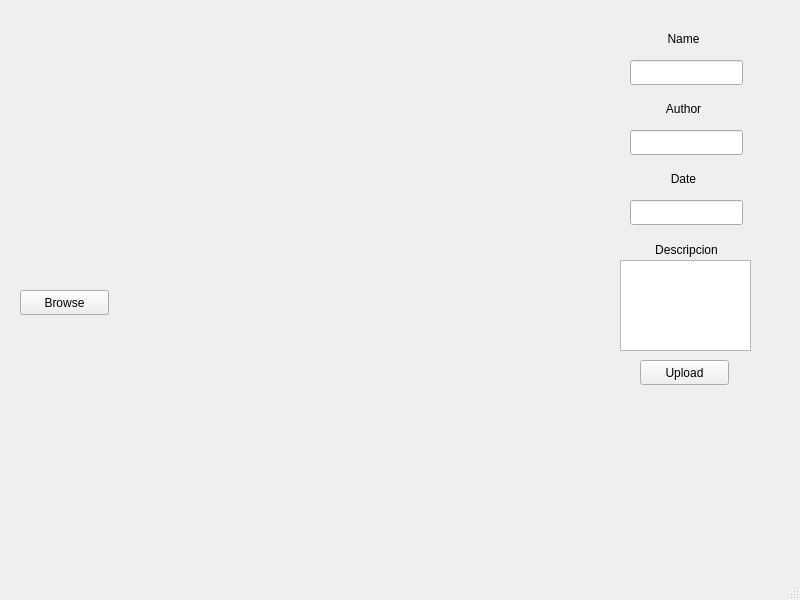
Qt form ClientGUI/ClientGUI/ClientApplication/actionswindow.ui (JonDGS/TheIndestructibleLibrary) before a commit.
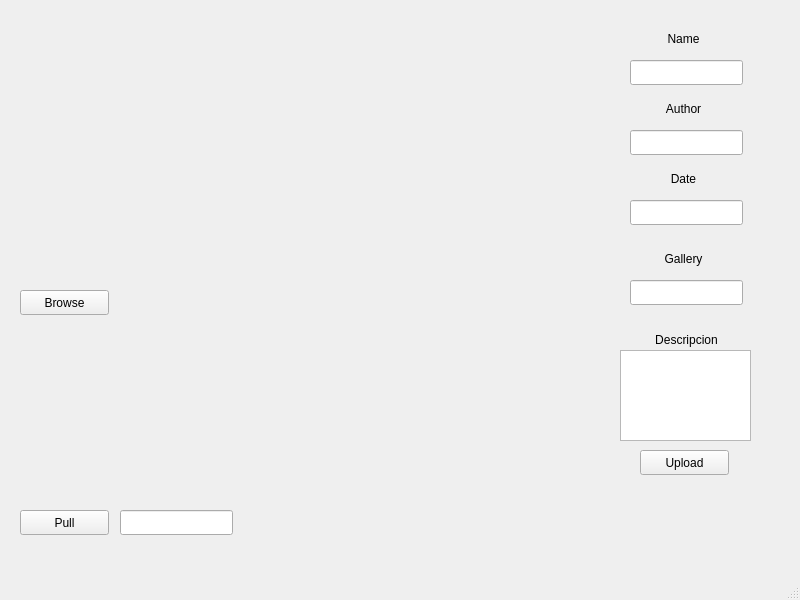
The same form after that commit.

```diff
--- a/ClientGUI/ClientGUI/ClientApplication/actionswindow.ui
+++ b/ClientGUI/ClientGUI/ClientApplication/actionswindow.ui
@@ -141,7 +141,7 @@
     <property name="geometry">
      <rect>
       <x>626</x>
-      <y>240</y>
+      <y>330</y>
       <width>121</width>
       <height>20</height>
      </rect>
@@ -160,7 +160,7 @@
     <property name="geometry">
      <rect>
       <x>620</x>
-      <y>260</y>
+      <y>350</y>
       <width>131</width>
       <height>91</height>
      </rect>
@@ -170,7 +170,7 @@
     <property name="geometry">
      <rect>
       <x>640</x>
-      <y>360</y>
+      <y>450</y>
       <width>89</width>
       <height>25</height>
      </rect>
@@ -179,6 +179,55 @@
      <string>Upload</string>
     </property>
    </widget>
+   <widget class="QPushButton" name="pullPushButton">
+    <property name="geometry">
+     <rect>
+      <x>20</x>
+      <y>510</y>
+      <width>89</width>
+      <height>25</height>
+     </rect>
+    </property>
+    <property name="text">
+     <string>Pull</string>
+    </property>
+   </widget>
+   <widget class="QLineEdit" name="pullLineEdit">
+    <property name="geometry">
+     <rect>
+      <x>120</x>
+      <y>510</y>
+      <width>113</width>
+      <height>25</height>
+     </rect>
+    </property>
+   </widget>
+   <widget class="QLabel" name="galleryLabel">
+    <property name="geometry">
+     <rect>
+      <x>650</x>
+      <y>250</y>
+      <width>67</width>
+      <height>17</height>
+     </rect>
+    </property>
+    <property name="text">
+     <string>Gallery</string>
+    </property>
+    <property name="alignment">
+     <set>Qt::AlignCenter</set>
+    </property>
+   </widget>
+   <widget class="QLineEdit" name="galleryLineEdit">
+    <property name="geometry">
+     <rect>
+      <x>630</x>
+      <y>280</y>
+      <width>113</width>
+      <height>25</height>
+     </rect>
+    </property>
+   </widget>
   </widget>
   <widget class="QMenuBar" name="menubar">
    <property name="geometry">
```
